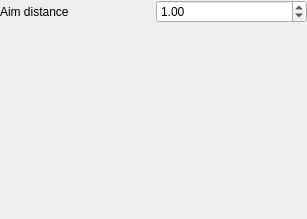
Above: modules/limb/limb_widget.ui from PavelCrow/RigStudio3 before the change. Below: the same form after it.
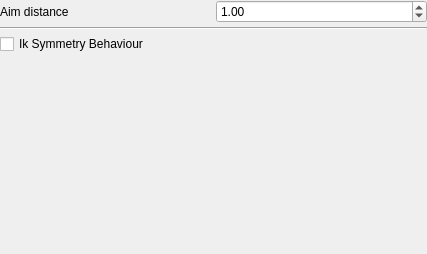
That is the form after the change.

Diff of the .ui file:
```diff
--- a/modules/limb/limb_widget.ui
+++ b/modules/limb/limb_widget.ui
@@ -6,8 +6,8 @@
    <rect>
     <x>0</x>
     <y>0</y>
-    <width>307</width>
-    <height>219</height>
+    <width>427</width>
+    <height>254</height>
    </rect>
   </property>
   <property name="windowTitle">
@@ -53,6 +53,20 @@
      </item>
     </layout>
    </item>
+   <item>
+    <widget class="Line" name="line">
+     <property name="orientation">
+      <enum>Qt::Horizontal</enum>
+     </property>
+    </widget>
+   </item>
+   <item>
+    <widget class="QCheckBox" name="ikSymmetry_checkBox">
+     <property name="text">
+      <string>Ik Symmetry Behaviour</string>
+     </property>
+    </widget>
+   </item>
    <item>
     <widget class="QFrame" name="delete_frame">
      <property name="frameShape">
```
